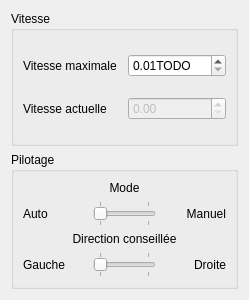
Before: the Qt Designer form rsase/SGBag/ui/vueparametreschariot.ui in padenot/usdp, drawn with Qt 5.
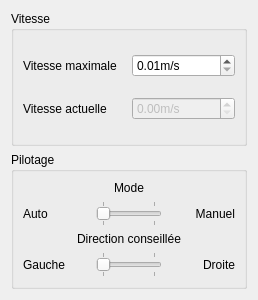
After: the same form once the commit is applied.

What changed in the file:
```diff
--- a/rsase/SGBag/ui/vueparametreschariot.ui
+++ b/rsase/SGBag/ui/vueparametreschariot.ui
@@ -6,7 +6,7 @@
    <rect>
     <x>0</x>
     <y>0</y>
-    <width>249</width>
+    <width>258</width>
     <height>300</height>
    </rect>
   </property>
@@ -32,7 +32,7 @@
         <item>
          <widget class="QDoubleSpinBox" name="vitesseMax">
           <property name="suffix">
-           <string>TODO</string>
+           <string>m/s</string>
           </property>
           <property name="minimum">
            <double>0.010000000000000</double>
@@ -61,6 +61,9 @@
           <property name="enabled">
            <bool>false</bool>
           </property>
+          <property name="suffix">
+           <string>m/s</string>
+          </property>
          </widget>
         </item>
        </layout>
```
